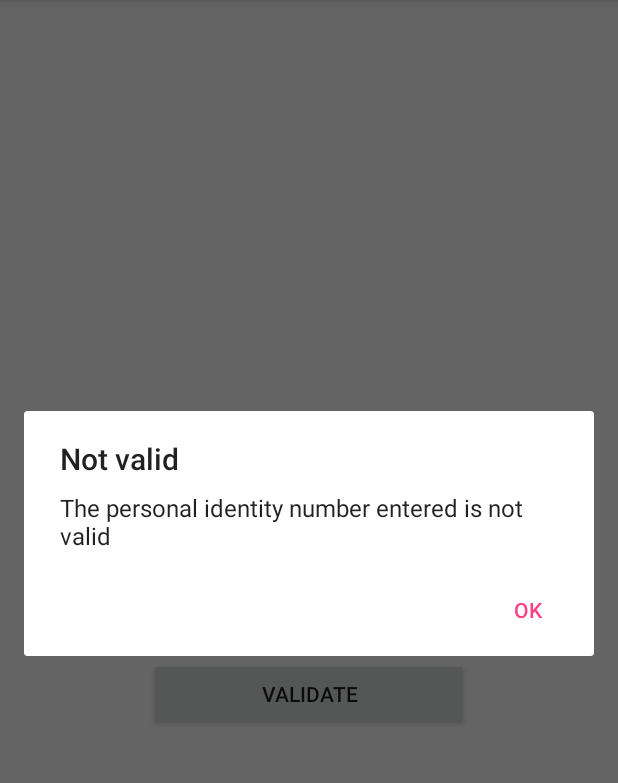
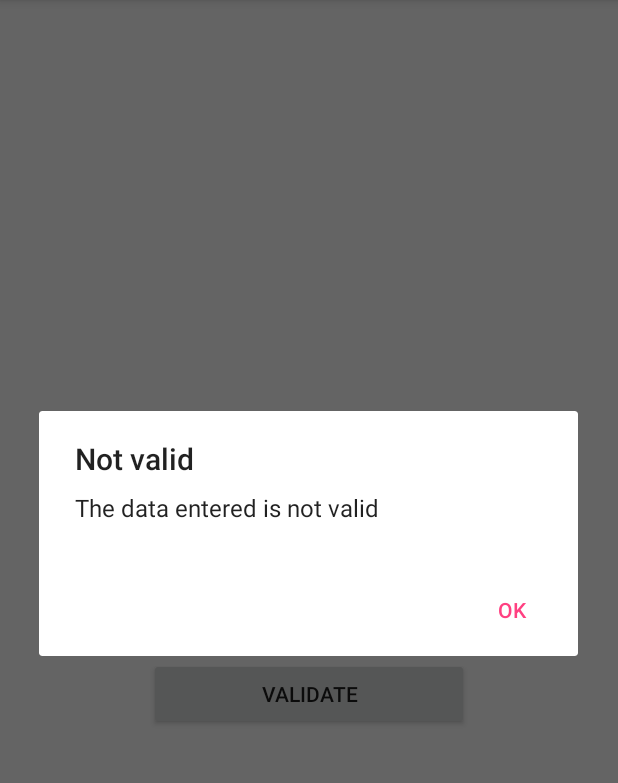
Before and after one commit to SamirChaabi/ValidityChecker, an Android app: the screen it shows after launch (MainActivity), after a tap on "VALIDATE", on a phone screen of 412 x 824 dp, the part 84-867 px from its top. Run offline under Robolectric (Android 15) with nearby library versions, the phone set to English and light mode, and no system bars; libraries missing offline, so code that uses them is left out: com.firebase.client; 4 statements that could not run were skipped.

```diff
--- a/ValidityChecker/app/src/main/java/com/jeansandtshirt/validitychecker/MainFragment.java
+++ b/ValidityChecker/app/src/main/java/com/jeansandtshirt/validitychecker/MainFragment.java
@@ -90,20 +90,15 @@ public class MainFragment extends ValidityCheckerFragment {
             @Override
             public void onClick(View view) {
 
-                if (validityChecks.isNameEmpty(name.getText().toString()))
-                    name.setError("Please enter a valid name");
+                candidateData = new CandidateData(name.getText().toString(),
+                        pNumber != null ? validityChecks.toStdPNumberFormat(pNumber.getText().toString()) : null,
+                        Calendar.getInstance().getTime().toString());
 
-                String formattedPNumber = validityChecks.toStdPNumberFormat(pNumber.getText().toString());
+                if (validityChecks.isNull(candidateData) || !validityChecks.born(candidateData.pNumber) ||
+                        !validityChecks.correctPNum(validityChecks.toIntArray(candidateData.pNumber))){
+                    validityDialog(R.string.not_valid_title, R.string.wrong_pnumber_msg);
 
-                if (formattedPNumber == null || !validityChecks.born(formattedPNumber) ||
-                        !validityChecks.correctPNum(validityChecks.toIntArray(formattedPNumber))){
-                    validityDialog(R.string.not_valid_title, R.string.wrong_pnumber_msg);
-                    pNumber.setError(getContext().getString(R.string.p_number_error));
-
-                    mRef.push().setValue(
-                            new CandidateData(name.getText().toString(),
-                                                pNumber.getText().toString(),
-                                                Calendar.getInstance().getTime().toString()));
+                    mRef.push().setValue(candidateData);
                 }
                 else{
                     validityDialog(R.string.valid_title, R.string.corrent_pnumber_msg);
--- a/ValidityChecker/app/src/main/java/com/jeansandtshirt/validitychecker/ValidityChecks.java
+++ b/ValidityChecker/app/src/main/java/com/jeansandtshirt/validitychecker/ValidityChecks.java
@@ -23,12 +23,6 @@ public class ValidityChecks {
             return pNumber.substring(2);
         else
             return pNumber;
-    }
-
-
-    //Checks if the name field is empty or not
-    public Boolean isNameEmpty(String name){
-        return name.equals("");
     }
 
     //Checks if date entered is possible to have as a birthdate
@@ -66,4 +60,8 @@ public class ValidityChecks {
 
         return (10 - controlNbr)%10 == pNum.get(pNum.size()-1);
     }
+
+    public boolean isNull(CandidateData candidateData){
+        return candidateData.dateAdded == null || candidateData.pNumber == null || candidateData.name == null;
+    }
 }
--- a/ValidityChecker/app/src/main/res/values/strings.xml
+++ b/ValidityChecker/app/src/main/res/values/strings.xml
@@ -6,12 +6,11 @@
 
     <string name="action_settings">Settings</string>
 
-    <string name="wrong_pnumber_msg">The personal identity number entered is not valid</string>
+    <string name="wrong_pnumber_msg">The data entered is not valid</string>
     <string name="not_valid_title">Not valid</string>
     <string name="valid_title">Valid</string>
-    <string name="corrent_pnumber_msg">The personal identity number entered is valid</string>
-    <string name="hello_blank_fragment">Hello blank fragment</string>
-    <string name="p_number_error">Please enter a valid Personal ID Number</string>
+    <string name="corrent_pnumber_msg">The data entered is valid</string>
+    <string name="p_number_error">Please enter valid credentials</string>
 
     <string name="name">name</string>
     <string name="date_added">dateAdded</string>
```
Also changed, not shown: 1 other file.
